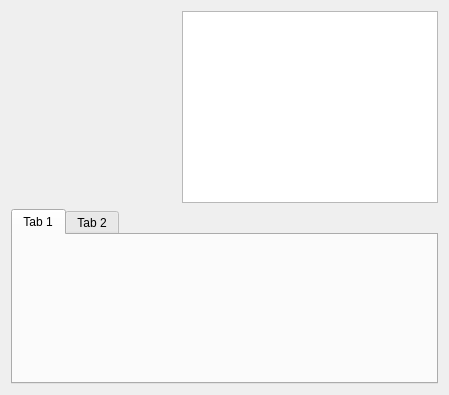
Before: the Qt Designer form kcontrol/randr/randrconfigbase.ui in mgottschlag/kwin-tiling, drawn with Qt 5.
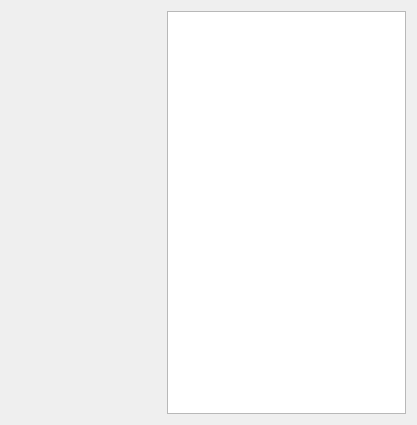
After: the same form once the commit is applied.

```diff
--- a/kcontrol/randr/randrconfigbase.ui
+++ b/kcontrol/randr/randrconfigbase.ui
@@ -5,50 +5,33 @@
    <rect>
     <x>0</x>
     <y>0</y>
-    <width>449</width>
-    <height>395</height>
+    <width>417</width>
+    <height>425</height>
    </rect>
   </property>
   <property name="windowTitle" >
    <string>Screen Resize and Rotate Configuration</string>
   </property>
-  <layout class="QGridLayout" >
-   <item row="0" column="0" >
-    <spacer>
-     <property name="orientation" >
-      <enum>Qt::Horizontal</enum>
+  <layout class="QHBoxLayout" >
+   <item>
+    <widget class="QWidget" native="1" name="outputList" >
+     <property name="sizePolicy" >
+      <sizepolicy vsizetype="Expanding" hsizetype="Preferred" >
+       <horstretch>0</horstretch>
+       <verstretch>0</verstretch>
+      </sizepolicy>
      </property>
-     <property name="sizeHint" >
+     <property name="minimumSize" >
       <size>
-       <width>40</width>
-       <height>20</height>
+       <width>150</width>
+       <height>0</height>
       </size>
      </property>
-    </spacer>
-   </item>
-   <item row="0" column="1" >
-    <widget class="QGraphicsView" name="screenView" />
-   </item>
-   <item row="1" column="0" colspan="2" >
-    <widget class="QTabWidget" name="outputsTab" >
-     <property name="tabPosition" >
-      <enum>QTabWidget::North</enum>
-     </property>
-     <property name="currentIndex" >
-      <number>0</number>
-     </property>
-     <widget class="QWidget" name="tab" >
-      <attribute name="title" >
-       <string>Tab 1</string>
-      </attribute>
-     </widget>
-     <widget class="QWidget" name="tab_2" >
-      <attribute name="title" >
-       <string>Tab 2</string>
-      </attribute>
-     </widget>
     </widget>
    </item>
+   <item>
+    <widget class="QGraphicsView" name="screenView" />
+   </item>
   </layout>
  </widget>
  <resources/>
```
